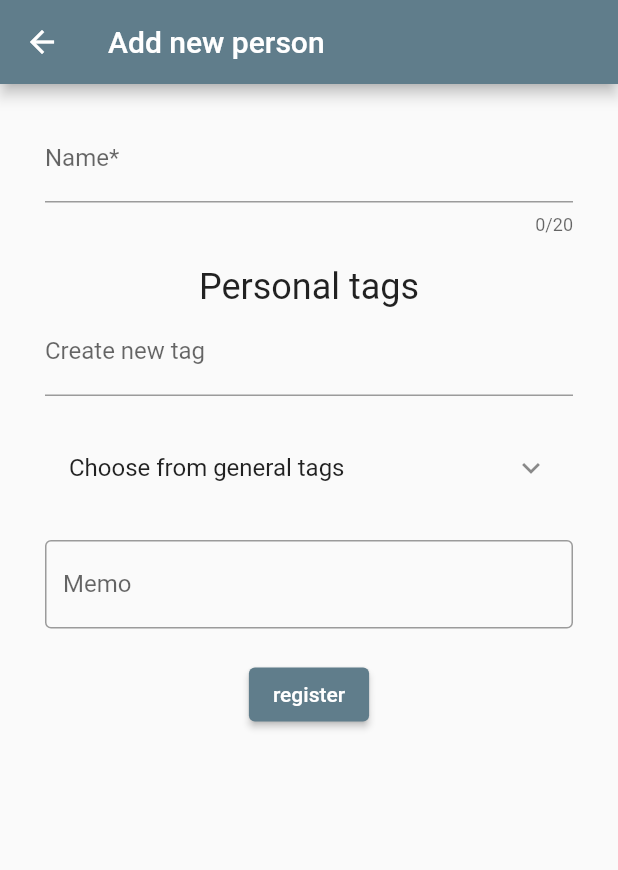
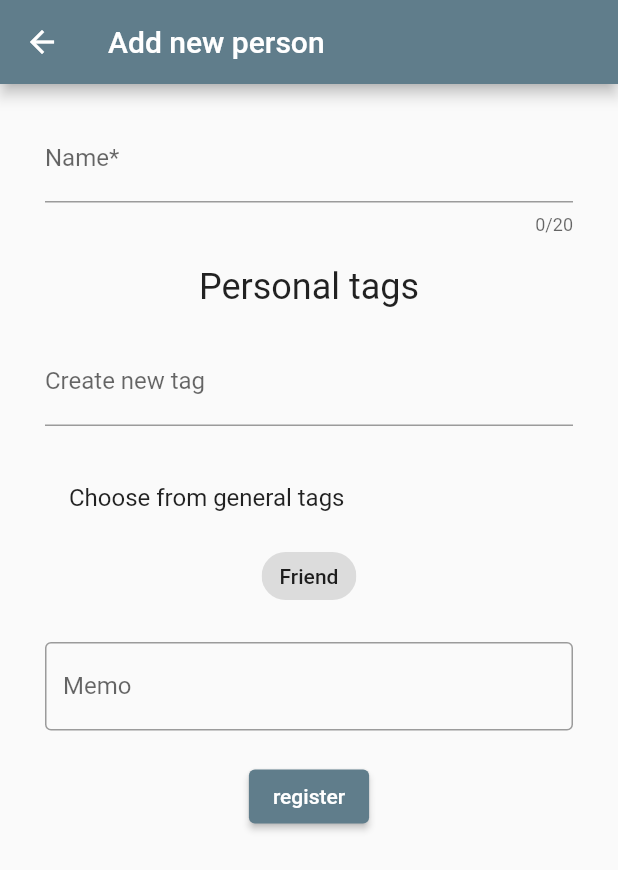
Before and after one commit to kikeda1102/HitoMemo, a Flutter app: the screen it shows after launch, after a tap on the "add" icon, on a phone screen of 412 x 824 dp. Shown: the top 870 px of the screen. Run offline on Flutter 3.47's test engine with Material 2 defaults, Android fonts, the phone set to English and light mode, and no system bars; our stand-ins replace isar; accounts and stored records are empty; generated files the repository leaves out were written again.

Commit message:
GeneralTagの追加

```diff
--- a/lib/main.dart
+++ b/lib/main.dart
@@ -3,8 +3,7 @@ import 'package:hitomemo/pages/home_page.dart';
 import 'package:hitomemo/models/general_tag.dart';
 import 'package:hitomemo/services/isar_service.dart';
 
-// hitomemo
-// 初対面の人のプロフィールを記録し一覧表示できるメモアプリ
+// hitomemo 初対面の人のプロフィールを記録するメモアプリ
 void main() async {
   WidgetsFlutterBinding.ensureInitialized();
   // IsarServiceのインスタンスを生成
@@ -16,7 +15,10 @@ void main() async {
 }
 
 Future<void> initializeDb(IsarService service) async {
-  await service.addGeneralTag(GeneralTag(title: 'Friend'));
+  // generalTagがない場合は初期データを追加する
+  if (await service.getGeneralTagCount() == 0) {
+    await service.addGeneralTag(GeneralTag(title: 'Friend'));
+  }
 }
 
 class MyApp extends StatelessWidget {
--- a/lib/pages/add_person_page.dart
+++ b/lib/pages/add_person_page.dart
@@ -23,7 +23,7 @@ class _AddPersonPageState extends State<AddPersonPage> {
   final _formKey = GlobalKey<FormState>();
   final _nameTextController = TextEditingController();
   final _memoTextController = TextEditingController();
-  bool _isGeneralTagsExpanded = false;
+  // bool _isGeneralTagsExpanded = false;
 
   @override
   Widget build(BuildContext context) {
@@ -65,6 +65,7 @@ class _AddPersonPageState extends State<AddPersonPage> {
 
                 // personalタグ
                 const Text('Personal tags', style: TextStyle(fontSize: 24)),
+                const SizedBox(height: 20),
                 // 登録されたpersonal tagsを表示
                 Wrap(
                   spacing: 8,
@@ -95,21 +96,11 @@ class _AddPersonPageState extends State<AddPersonPage> {
                 // generalタグ
                 Container(
                   padding: const EdgeInsets.only(left: 30, right: 30),
-                  child: ListTile(
-                    title: const Text('Choose from general tags'),
-                    onTap: () {
-                      setState(() {
-                        _isGeneralTagsExpanded = !_isGeneralTagsExpanded;
-                      });
-                    },
-                    trailing: _isGeneralTagsExpanded
-                        ? const Icon(Icons.expand_less)
-                        : const Icon(Icons.expand_more),
+                  child: const ListTile(
+                    title: Text('Choose from general tags'),
                   ),
                 ),
-                AnimatedCrossFade(
-                  firstChild: const SizedBox(),
-                  secondChild: FutureBuilder<List<GeneralTag>>(
+                FutureBuilder<List<GeneralTag>>(
                   future: widget.service.getAllGeneralTags(),
                   builder: (context, snapshot) {
                     if (snapshot.connectionState == ConnectionState.waiting) {
@@ -146,11 +137,6 @@ class _AddPersonPageState extends State<AddPersonPage> {
                           .toList(),
                     );
                   },
-                  ),
-                  crossFadeState: _isGeneralTagsExpanded
-                      ? CrossFadeState.showSecond
-                      : CrossFadeState.showFirst,
-                  duration: const Duration(milliseconds: 200),
                 ),
 
                 const SizedBox(height: 20),
--- a/lib/pages/home_page.dart
+++ b/lib/pages/home_page.dart
@@ -36,7 +36,7 @@ class HomePage extends StatelessWidget {
               child: StreamBuilder<List<Profile>>(
                 stream: service.listenToProfiles(),
                 builder: (context, AsyncSnapshot<List<Profile>> snapshot) {
-                  if (snapshot.hasData) {
+                  if (snapshot.data != null && snapshot.data!.isNotEmpty) {
                     return ListView.separated(
                       separatorBuilder: (BuildContext context, int index) =>
                           const Divider(
@@ -82,7 +82,7 @@ class HomePage extends StatelessWidget {
                   } else {
                     return const Center(
                         child: Text(
-                      'Add a new person by + button.',
+                      'Add a new person by tapping the + button.',
                       style: TextStyle(fontSize: 15),
                     ));
                   }
@@ -104,33 +104,49 @@ class HomePage extends StatelessWidget {
       ),
 
       bottomNavigationBar: PreferredSize(
-        preferredSize: const Size.fromHeight(56),
+        preferredSize: const Size.fromHeight(20),
         child: BottomAppBar(
           // color: Colors.blueGrey,
+          child: SizedBox(
+            height: 50,
             child: Row(
               mainAxisAlignment: MainAxisAlignment.spaceAround,
+              crossAxisAlignment: CrossAxisAlignment.center,
               children: [
                 // タグ
-              TextButton.icon(
+                TextButton(
                   onPressed: () {},
-                icon: const Icon(
+                  child: const Column(
+                    mainAxisAlignment: MainAxisAlignment.center,
+                    children: [
+                      SizedBox(height: 4),
+                      Icon(
                         Icons.tag,
                         // color: Colors.white,
                         // size: 30,
                       ),
-                label: const Text('Tags'),
+                      Text('Tags', style: TextStyle(fontSize: 10)),
+                    ],
+                  ),
                 ),
                 // 設定
-              TextButton.icon(
+                TextButton(
                   onPressed: () {},
-                icon: const Icon(
+                  child: const Column(
+                    mainAxisAlignment: MainAxisAlignment.center,
+                    children: [
+                      SizedBox(height: 4),
+                      Icon(
                         Icons.settings,
                         // color: Colors.white,
                         // size: 30,
                       ),
-                label: const Text('Settings'),
+                      Text('Settings', style: TextStyle(fontSize: 10)),
+                    ],
+                  ),
                 ),
               ],
+            ),
           ),
         ),
       ),
--- a/lib/services/isar_service.dart
+++ b/lib/services/isar_service.dart
@@ -52,6 +52,7 @@ class IsarService {
   }
 
   // GeneralTag
+
   // create
   Future<void> addGeneralTag(GeneralTag newGeneralTag) async {
     final isar = await db;
@@ -64,6 +65,16 @@ class IsarService {
     return await isar.generalTags.where().findAll();
   }
 
+  Stream<List<GeneralTag>> listenToGeneralTags() async* {
+    final isar = await db;
+    yield* isar.generalTags.where().watch(fireImmediately: true);
+  }
+
+  Future<int> getGeneralTagCount() async {
+    final isar = await db;
+    return await isar.generalTags.where().count();
+  }
+
   // delete
   Future<void> deleteGeneralTag(GeneralTag generalTag) async {
     final isar = await db;
```
Also changed, not shown: lib/pages/profile_detail_page.dart (+37 -5 lines), 3 other files. Lines whose indentation alone changed are shown as unchanged.
